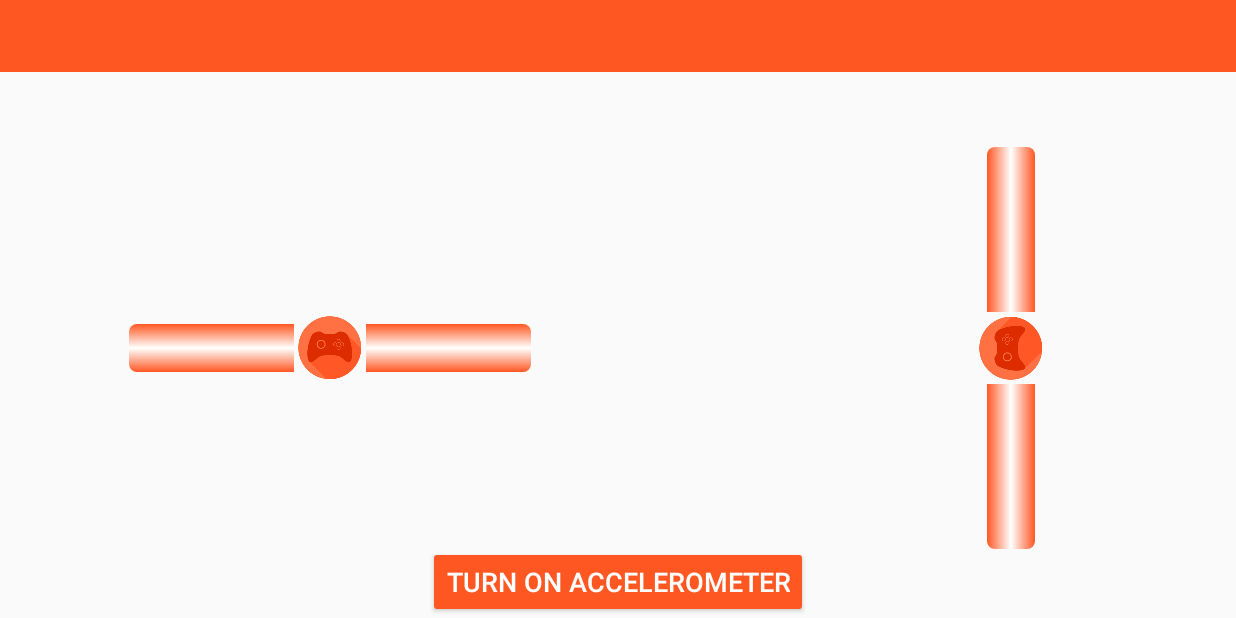
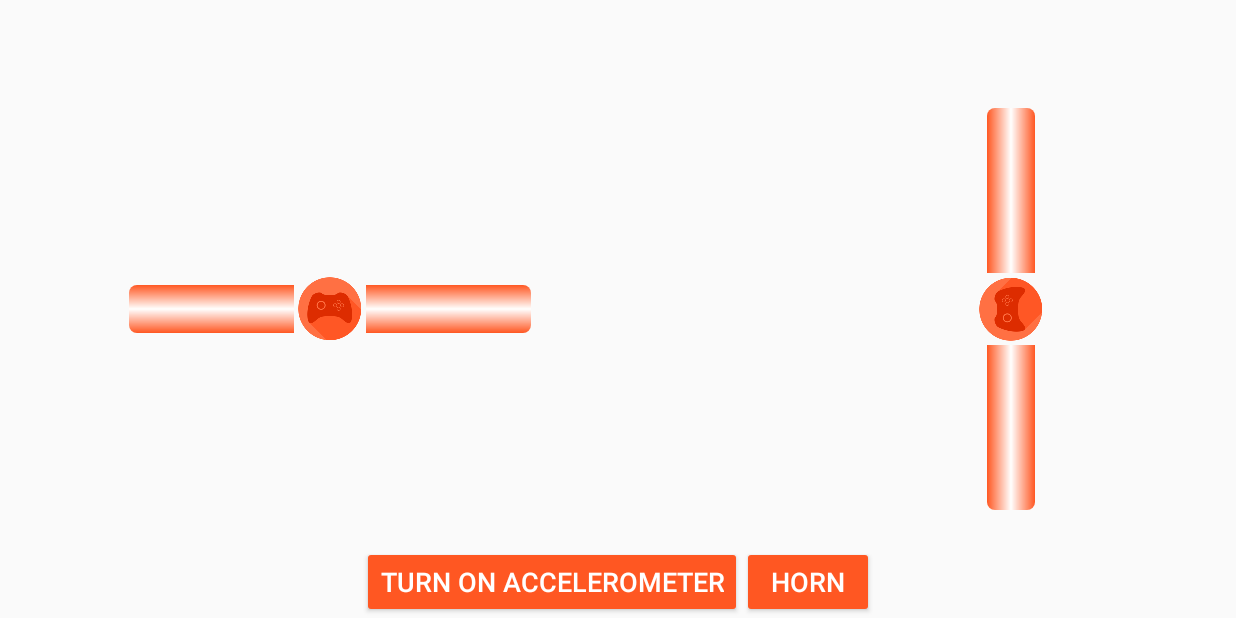
Before and after one commit to gilz688/android_rc-car, an Android app: the ControlsFragment screen opened directly, with no data from a screen before it, on a phone screen of 824 x 412 dp (held sideways). Run offline under Robolectric (Android 15) with nearby library versions, the phone set to English and light mode, and no system bars; plain views replace SmoothProgressBar; 3 statements that could not run were skipped.

Commit message:
added horn feature and updated mcu code

```diff
--- a/RCCarClient/app/src/main/AndroidManifest.xml
+++ b/RCCarClient/app/src/main/AndroidManifest.xml
@@ -29,7 +29,6 @@
             android:screenOrientation="landscape" >
         </activity>
 
-
         <service android:name=".discovery.DiscoveryService" />
         <service android:name=".tcp.TCPService" />
 
--- a/RCCarClient/app/src/main/java/ph/edu/msuiit/rccarclient/tcp/ControlsFragment.java
+++ b/RCCarClient/app/src/main/java/ph/edu/msuiit/rccarclient/tcp/ControlsFragment.java
@@ -12,6 +12,7 @@ import android.view.LayoutInflater;
 import android.view.View;
 import android.view.ViewGroup;
 import android.view.WindowManager;
+import android.widget.Button;
 import android.widget.CompoundButton;
 import android.widget.SeekBar;
 import android.widget.ToggleButton;
@@ -38,10 +39,10 @@ public class ControlsFragment extends Fragment implements ControlsView, Controls
     float magnetometerValues[] = new float[3];
     float[] angle = new float[3];
 
-    private static final int MAXIMUM_SPEED = 255;
-    private static final int MINIMUM_SPEED = -255;
-    private static final int MAXIMUM_ANGLE = 70;
-    private static final int MINIMUM_ANGLE = -70;
+    private static final int MAXIMUM_SPEED = 100;
+    private static final int MINIMUM_SPEED = -100;
+    private static final int MAXIMUM_ANGLE = 80;
+    private static final int MINIMUM_ANGLE = -80;
 
 
     public static ControlsFragment newInstance(ParcelableDevice device) {
@@ -97,6 +98,13 @@ public class ControlsFragment extends Fragment implements ControlsView, Controls
         mPresenter = new ControlsPresenterImpl(this, new ControlsInteractorImpl(getActivity()));
         mPresenter.onStart(device);
 
+        ((Button) root.findViewById(R.id.button_horn)).setOnClickListener(new View.OnClickListener() {
+            @Override
+            public void onClick(View v) {
+                mPresenter.onHornButtonClick();
+            }
+        });
+
         return root;
     }
     private void enableAccelerometer() {
@@ -144,15 +152,14 @@ public class ControlsFragment extends Fragment implements ControlsView, Controls
             magnetometerValues = null; // retrigger the loop when things are repopulated
             accelerometerValues = null; // retrigger the loop when things are repopulated
 
-            int value = Math.round(pitch);
-            value = map(value, -30 , 30, -70, 70);
+            int value = map(pitch, -30 , 30, -80, 80);
 
             horizontalSeekBar.setProgressValue(value);
         }
     }
 
-    private int map(int value, int in_min, int in_max, int out_min, int out_max){
-        return (value - in_min) * (out_max - out_min) / (in_max - in_min) + out_min;
+    private int map(float value, float in_min, float in_max, float out_min, float out_max){
+        return Math.round((value - in_min) * (out_max - out_min) / (in_max - in_min) + out_min);
     }
 
     final float ALPHA = 0.5f;
--- a/RCCarClient/app/src/main/java/ph/edu/msuiit/rccarclient/tcp/ControlsInteractorImpl.java
+++ b/RCCarClient/app/src/main/java/ph/edu/msuiit/rccarclient/tcp/ControlsInteractorImpl.java
@@ -43,6 +43,11 @@ public class ControlsInteractorImpl implements ControlsInteractor {
         mBoundService.sendCommand(TCPService.ACTION_STEER, angle);
     }
 
+    @Override
+    public void sendHornCommand() {
+        mBoundService.sendCommand(TCPService.ACTION_HORN);
+    }
+
 
     private ServiceConnection mConnection = new ServiceConnection() {
         public void onServiceConnected(ComponentName className, IBinder service) {
--- a/RCCarClient/app/src/main/java/ph/edu/msuiit/rccarclient/tcp/ControlsPresenterImpl.java
+++ b/RCCarClient/app/src/main/java/ph/edu/msuiit/rccarclient/tcp/ControlsPresenterImpl.java
@@ -36,6 +36,10 @@ public class ControlsPresenterImpl implements ControlsPresenter{
         mInteractor.steer(value);
     }
 
+    @Override
+    public void onHornButtonClick() {
+        mInteractor.sendHornCommand();
+    }
 
 
 }
--- a/RCCarClient/app/src/main/java/ph/edu/msuiit/rccarclient/tcp/TCPActivity.java
+++ b/RCCarClient/app/src/main/java/ph/edu/msuiit/rccarclient/tcp/TCPActivity.java
@@ -13,7 +13,7 @@ public class TCPActivity extends ActionBarActivity{
     @Override
     protected void onCreate(Bundle savedInstanceState) {
         super.onCreate(savedInstanceState);
-        setContentView(R.layout.activity_client);
+        setContentView(R.layout.activity_tcp);
         KitKatTweaks.enableStatusBarTint(this);
         Log.d(TAG, "TCPActivity Started.");
 
@@ -22,4 +22,6 @@ public class TCPActivity extends ActionBarActivity{
                 .add(R.id.container, ControlsFragment.newInstance(device))
                 .commit();
     }
+
+
 }
--- a/RCCarClient/app/src/main/java/ph/edu/msuiit/rccarclient/tcp/TCPService.java
+++ b/RCCarClient/app/src/main/java/ph/edu/msuiit/rccarclient/tcp/TCPService.java
@@ -12,6 +12,7 @@ import ph.edu.msuiit.rccarclient.models.TCPClient;
 
 public class TCPService extends Service {
     private static final String TAG = "TCPService";
+    public static final String ACTION_HORN = "horn";
     private final IBinder mBinder = new TCPServiceBinder();
     private TCPClient mClient;
 
@@ -44,4 +45,6 @@ public class TCPService extends Service {
     public void sendCommand(String command, int value) {
         mClient.sendCommand(command, value);
     }
+
+    public void sendCommand(String command) { mClient.sendCommand(command); }
 }
--- a/RCCarClient/app/src/main/java/ph/edu/msuiit/rccarclient/tcp/proto/ControlsInteractor.java
+++ b/RCCarClient/app/src/main/java/ph/edu/msuiit/rccarclient/tcp/proto/ControlsInteractor.java
@@ -16,4 +16,6 @@ public interface ControlsInteractor {
      *  angle (-60 to 60)
      */
     public void steer(int angle);
+
+    public void sendHornCommand();
 }
--- a/RCCarClient/app/src/main/java/ph/edu/msuiit/rccarclient/tcp/proto/ControlsPresenter.java
+++ b/RCCarClient/app/src/main/java/ph/edu/msuiit/rccarclient/tcp/proto/ControlsPresenter.java
@@ -8,4 +8,7 @@ public interface ControlsPresenter {
 
     public void onVSeekBarProgressChanged(int value);
     public void onHSeekBarProgressChanged(int value);
+
+    public void onHornButtonClick();
+
 }
--- /dev/null
+++ b/RCCarClient/app/src/main/res/layout/activity_tcp.xml
@@ -0,0 +1,19 @@
+<LinearLayout
+    xmlns:android="http://schemas.android.com/apk/res/android"
+    xmlns:tools="http://schemas.android.com/tools"
+    android:layout_width="match_parent"
+    android:layout_height="match_parent"
+    android:orientation="vertical"
+    tools:context=".TCPActivity">
+
+    <!-- include
+        layout="@layout/toolbar_progressbar"
+        android:layout_width="match_parent"
+        android:layout_height="wrap_content"/> -->
+
+    <FrameLayout xmlns:android="http://schemas.android.com/apk/res/android"
+        android:id="@+id/container"
+        android:layout_width="match_parent" android:layout_height="match_parent"
+        tools:ignore="MergeRootFrame" />
+
+</LinearLayout>
--- a/RCCarClient/app/src/main/res/layout/fragment_controls.xml
+++ b/RCCarClient/app/src/main/res/layout/fragment_controls.xml
@@ -28,6 +28,13 @@
         />
 
 
+    <LinearLayout
+        android:orientation="horizontal"
+        android:layout_width="wrap_content"
+        android:layout_height="wrap_content"
+        android:layout_centerHorizontal="true"
+        android:layout_alignParentBottom="true">
+
         <ToggleButton
             android:id="@+id/toggle_accelerometer"
             android:layout_width="wrap_content"
@@ -35,9 +42,22 @@
             android:textOn="@string/toggle_accelerometer_on"
             android:textSize="@dimen/abc_text_size_medium_material"
             android:layout_height="wrap_content"
-        android:layout_centerHorizontal="true"
-        android:layout_alignParentBottom="true"
             android:textColor="@android:color/white"
             android:background="@drawable/material_button"
-        />
+            android:layout_alignParentBottom="true"
+            android:layout_toLeftOf="@+id/vertical_seek_bar"
+            android:layout_toStartOf="@+id/vertical_seek_bar" />
+
+        <Button
+            android:layout_width="wrap_content"
+            android:layout_height="wrap_content"
+            android:text="Horn"
+            android:id="@+id/button_horn"
+            android:layout_alignParentBottom="true"
+            android:layout_toRightOf="@+id/toggle_accelerometer"
+            android:layout_toEndOf="@+id/toggle_accelerometer"
+            android:background="@drawable/material_button"
+            android:textColor="@android:color/white"
+            android:textSize="@dimen/abc_text_size_medium_material" />
+    </LinearLayout>
 </RelativeLayout>
--- a/RCCarServer/app/src/main/java/ph/edu/msuiit/rccarserver/background/RCCarService.java
+++ b/RCCarServer/app/src/main/java/ph/edu/msuiit/rccarserver/background/RCCarService.java
@@ -44,7 +44,7 @@ public class RCCarService extends Service {
             dThread = new DiscoveryServer("DiscoveryServer");
             dThread.start();
 
-            mListener = new TCPDataReceiver(car);
+            mListener = new TCPDataReceiver(this,car);
             mServer = new TCPServer();
             mServer.setTCPServerListener(mListener);
             mServer.startServer();
```
Also changed, not shown: RCCarClient/app/src/main/java/ph/edu/msuiit/rccarclient/models/TCPClient.java (+26 -1 lines), RCCarServer/app/src/main/java/ph/edu/msuiit/rccarserver/background/TCPDataReceiver.java (+8 -2 lines), 2 other files. Lines whose indentation alone changed are shown as unchanged.
